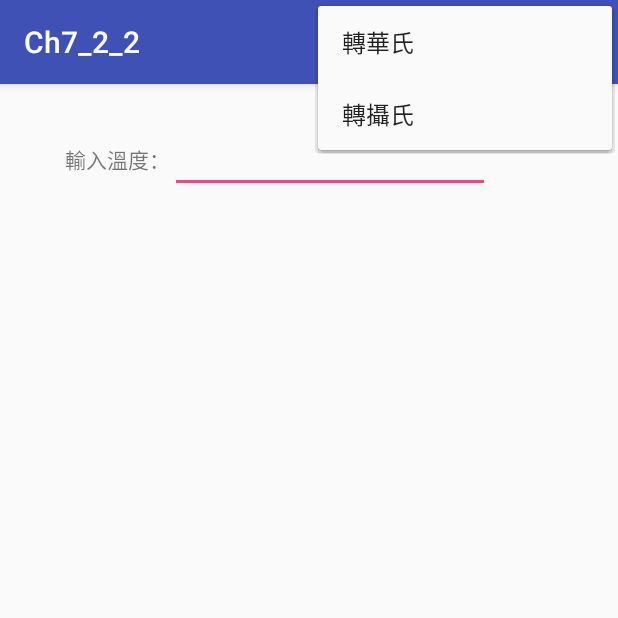
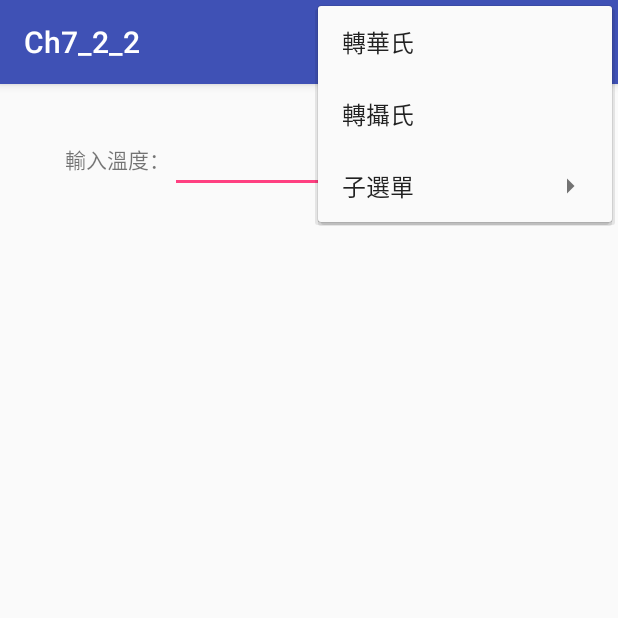
Before and after one commit to 2018Android/Ch7_2_2, an Android app: the screen it shows after launch (MainActivity), with the options menu open, on a phone screen of 412 x 824 dp, the top half of it. Run offline under Robolectric (Android 15) with nearby library versions, the phone set to English and light mode, and no system bars.

Commit message:
子選單設計

```diff
--- a/app/src/main/res/menu/menu_main.xml
+++ b/app/src/main/res/menu/menu_main.xml
@@ -20,4 +20,14 @@
         android:id="@+id/toC"
         android:title="轉攝氏"
         app:showAsAction="never" />
+
+    <item
+        android:id="@+id/subMenu"
+        android:title="子選單"
+        app:showAsAction="never">
+        <menu>
+            <item android:id="@+id/subItem1" android:title="子選項1"></item>
+            <item android:id="@+id/subItem2" android:title="子選項2"></item>
+        </menu>
+    </item>
 </menu>
```
